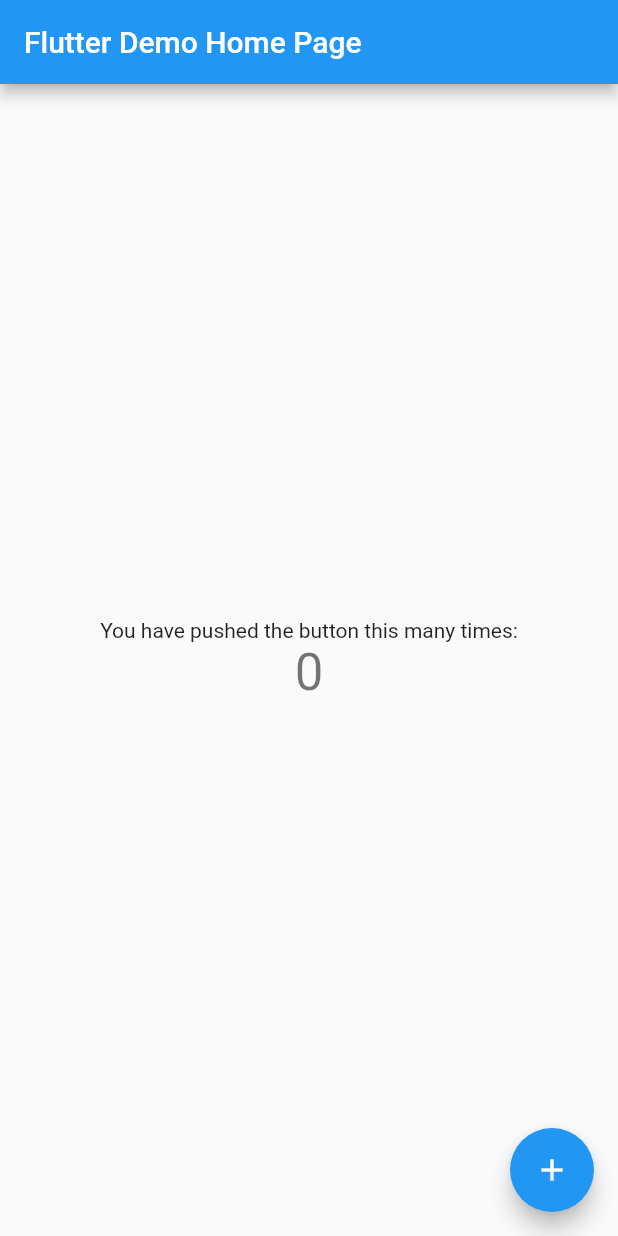
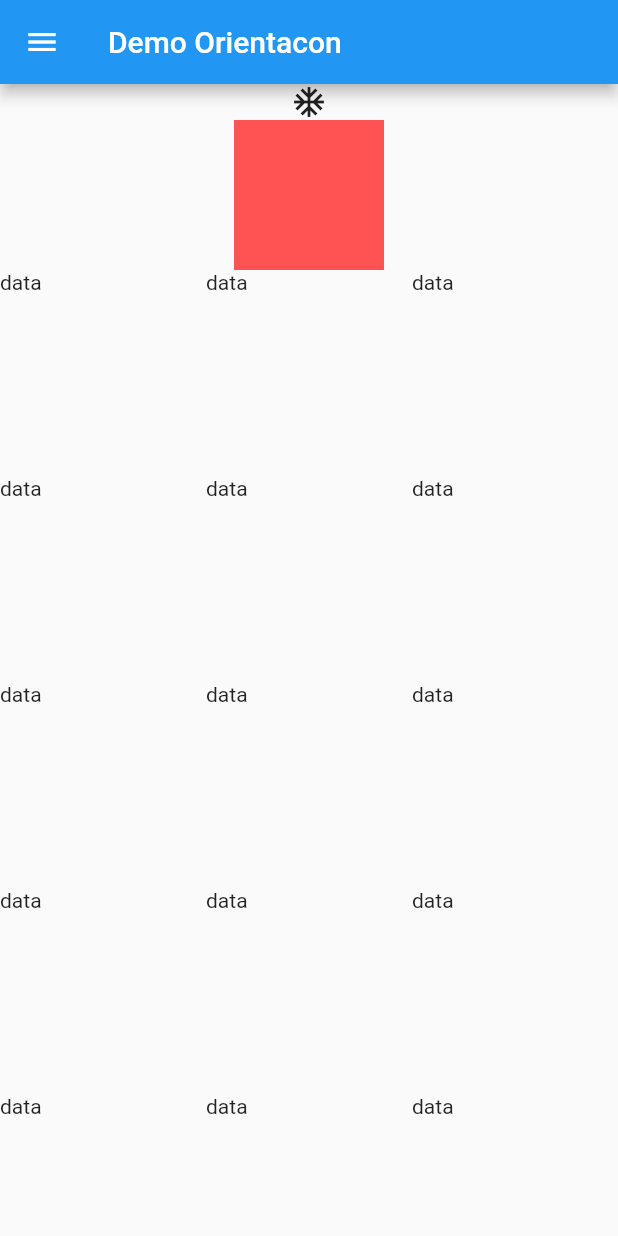
Before and after one commit to EffrenAnthony/CodiGoFlutterStart, a Flutter app: the screen it shows after launch, on a phone screen of 412 x 824 dp. Run offline on Flutter 3.47's test engine with Material 2 defaults, Android fonts, the phone set to English and light mode, and no system bars; our stand-ins replace font_awesome_flutter, percent_indicator.

Commit message:
demo_orientacion

```diff
--- a/Semana6/clase2/demo_orientacion/lib/main.dart
+++ b/Semana6/clase2/demo_orientacion/lib/main.dart
@@ -11,107 +11,69 @@
     return MaterialApp(
       title: 'Flutter Demo',
       theme: ThemeData(
-        // This is the theme of your application.
-        //
-        // Try running your application with "flutter run". You'll see the
-        // application has a blue toolbar. Then, without quitting the app, try
-        // changing the primarySwatch below to Colors.green and then invoke
-        // "hot reload" (press "r" in the console where you ran "flutter run",
-        // or simply save your changes to "hot reload" in a Flutter IDE).
-        // Notice that the counter didn't reset back to zero; the application
         // is not restarted.
         primarySwatch: Colors.blue,
-        // This makes the visual density adapt to the platform that you run
-        // the app on. For desktop platforms, the controls will be smaller and
-        // closer together (more dense) than on mobile platforms.
         visualDensity: VisualDensity.adaptivePlatformDensity,
       ),
-      home: MyHomePage(title: 'Flutter Demo Home Page'),
+      home: MyHomePage(),
     );
   }
 }
 
-class MyHomePage extends StatefulWidget {
-  MyHomePage({Key key, this.title}) : super(key: key);
-
-  // This widget is the home page of your application. It is stateful, meaning
-  // that it has a State object (defined below) that contains fields that affect
-  // how it looks.
-
-  // This class is the configuration for the state. It holds the values (in this
-  // case the title) provided by the parent (in this case the App widget) and
-  // used by the build method of the State. Fields in a Widget subclass are
-  // always marked "final".
-
-  final String title;
-
-  @override
-  _MyHomePageState createState() => _MyHomePageState();
-}
-
-class _MyHomePageState extends State<MyHomePage> {
-  int _counter = 0;
-
-  void _incrementCounter() {
-    setState(() {
-      // This call to setState tells the Flutter framework that something has
-      // changed in this State, which causes it to rerun the build method below
-      // so that the display can reflect the updated values. If we changed
-      // _counter without calling setState(), then the build method would not be
-      // called again, and so nothing would appear to happen.
-      _counter++;
-    });
-  }
-
+class MyHomePage extends StatelessWidget {
   @override
   Widget build(BuildContext context) {
-    // This method is rerun every time setState is called, for instance as done
-    // by the _incrementCounter method above.
-    //
-    // The Flutter framework has been optimized to make rerunning build methods
-    // fast, so that you can just rebuild anything that needs updating rather
-    // than having to individually change instances of widgets.
+    Orientation or = MediaQuery.of(context).orientation;
+    print(or);
     return Scaffold(
-      appBar: AppBar(
-        // Here we take the value from the MyHomePage object that was created by
-        // the App.build method, and use it to set our appbar title.
-        title: Text(widget.title),
-      ),
-      body: Center(
-        // Center is a layout widget. It takes a single child and positions it
-        // in the middle of the parent.
-        child: Column(
-          // Column is also a layout widget. It takes a list of children and
-          // arranges them vertically. By default, it sizes itself to fit its
-          // children horizontally, and tries to be as tall as its parent.
-          //
-          // Invoke "debug painting" (press "p" in the console, choose the
-          // "Toggle Debug Paint" action from the Flutter Inspector in Android
-          // Studio, or the "Toggle Debug Paint" command in Visual Studio Code)
-          // to see the wireframe for each widget.
-          //
-          // Column has various properties to control how it sizes itself and
-          // how it positions its children. Here we use mainAxisAlignment to
-          // center the children vertically; the main axis here is the vertical
-          // axis because Columns are vertical (the cross axis would be
-          // horizontal).
-          mainAxisAlignment: MainAxisAlignment.center,
-          children: <Widget>[
-            Text(
-              'You have pushed the button this many times:',
+      drawer: Drawer(
+        child: ListView(
+          children: [
+            DrawerHeader(
+              child: Text('Demo Orientacon'),
+              decoration: BoxDecoration(color: Colors.blueAccent),
             ),
-            Text(
-              '$_counter',
-              style: Theme.of(context).textTheme.headline4,
+            ListTile(
+              title: Text('Pagina 1'),
+            ),
+            ListTile(
+              title: Text('Pagina 2'),
             ),
           ],
         ),
       ),
-      floatingActionButton: FloatingActionButton(
-        onPressed: _incrementCounter,
-        tooltip: 'Increment',
-        child: Icon(Icons.add),
-      ), // This trailing comma makes auto-formatting nicer for build methods.
+      appBar: AppBar(
+        title: Text('Demo Orientacon'),
+      ),
+      body: Container(
+        child: Column(
+          children: [
+            or == Orientation.landscape
+                ? Row(
+                    children: [
+                      Icon(Icons.ac_unit),
+                      Icon(Icons.ac_unit),
+                    ],
+                  )
+                : Icon(Icons.ac_unit),
+            Container(
+              width: or == Orientation.landscape ? 200 : 100,
+              height: 100,
+              color: Colors.redAccent,
+            ),
+            Expanded(
+              child: GridView.builder(
+                scrollDirection: Axis.vertical,
+                gridDelegate: SliverGridDelegateWithFixedCrossAxisCount(
+                    crossAxisCount: or == Orientation.landscape ? 10 : 3),
+                itemBuilder: (context, index) {
+                  return Text('data');
+                },
+              ),
+            )
+          ],
+        ),
+      ),
     );
   }
 }
```
